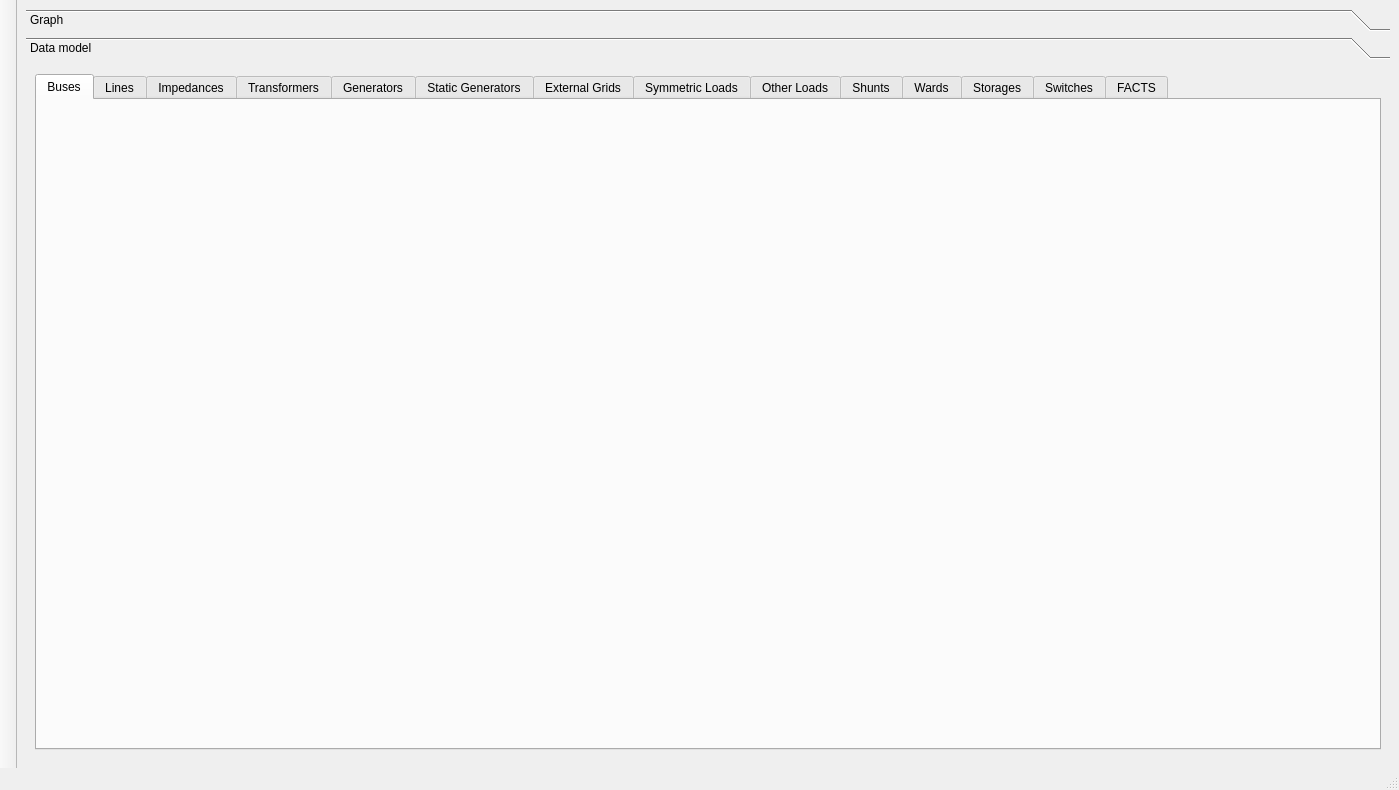
aloytag/electrical-grid-simulator, file src/electricalsim/ui/main_window.ui: the form before one commit.
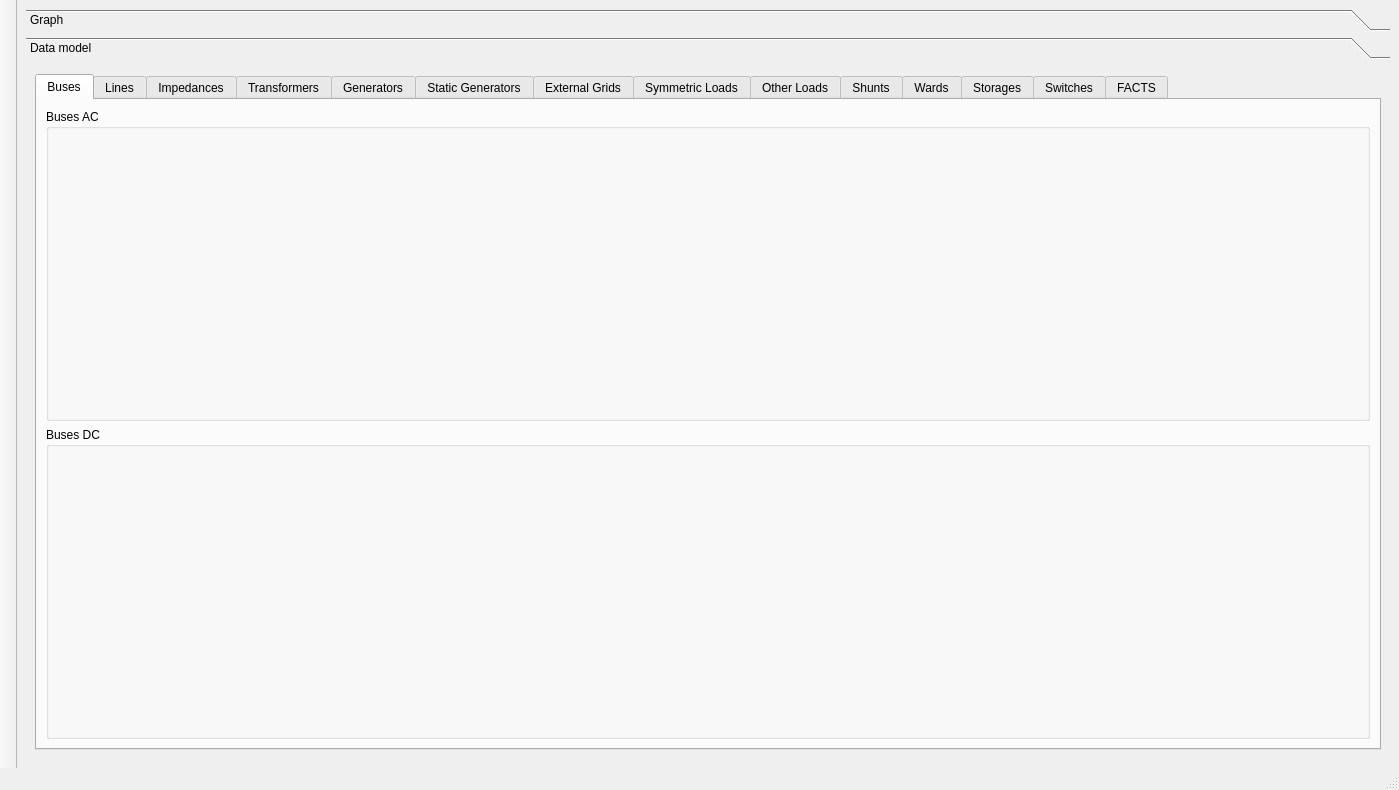
The form after the commit. The open tabs and pages were chosen to show the change.

Commit message: Support for DC buses and VSCs

```diff
--- a/src/electricalsim/ui/main_window.ui
+++ b/src/electricalsim/ui/main_window.ui
@@ -83,9 +83,30 @@
                <attribute name="title">
                 <string>Buses</string>
                </attribute>
-               <layout class="QHBoxLayout" name="horizontalLayout_3">
+               <layout class="QVBoxLayout" name="verticalLayout_8">
                 <item>
-                 <layout class="QVBoxLayout" name="layout_bus"/>
+                 <widget class="QGroupBox" name="groupBox_15">
+                  <property name="title">
+                   <string>Buses AC</string>
+                  </property>
+                  <layout class="QHBoxLayout" name="horizontalLayout_22">
+                   <item>
+                    <layout class="QVBoxLayout" name="layout_bus"/>
+                   </item>
+                  </layout>
+                 </widget>
+                </item>
+                <item>
+                 <widget class="QGroupBox" name="groupBox_16">
+                  <property name="title">
+                   <string>Buses DC</string>
+                  </property>
+                  <layout class="QHBoxLayout" name="horizontalLayout_3">
+                   <item>
+                    <layout class="QVBoxLayout" name="layout_bus_dc"/>
+                   </item>
+                  </layout>
+                 </widget>
                 </item>
                </layout>
               </widget>
```
The commit also changes 15 other files.
